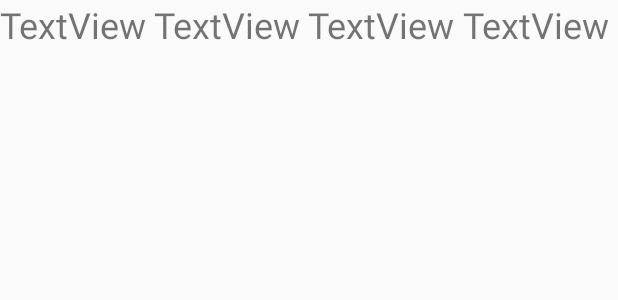
After one commit to q524936601/Library, an Android app: the layout list_item.xml on its own in the app's theme, with its tools: preview values and no code run, on a phone screen of 412 x 824 dp. The commit adds this screen. Shown: the top 300 px of the screen. Run offline under Robolectric (Android 15) with nearby library versions, the phone set to English and light mode, and no system bars.

Commit message:
适配器与功能

```diff
--- a/app/src/main/AndroidManifest.xml
+++ b/app/src/main/AndroidManifest.xml
@@ -16,11 +16,9 @@
                 <category android:name="android.intent.category.LAUNCHER" />
             </intent-filter>
         </activity>
-        <activity android:name=".dengluActivity" />
-        <activity android:name=".GuanLiYuanActivity" />
         <activity android:name=".TJshujiActivity" />
-        <activity android:name=".ChaXunActivity" />
-        <activity android:name=".GuanlidengActivity"></activity>
+        <activity android:name=".ChaxunActivity" >
+        </activity>
     </application>
 
 </manifest>
--- a/app/src/main/java/com/example/stu/library/MainActivity.java
+++ b/app/src/main/java/com/example/stu/library/MainActivity.java
@@ -6,6 +6,7 @@ import android.support.v7.app.AppCompatActivity;
 import android.os.Bundle;
 import android.view.View;
 import android.widget.Button;
+import android.widget.ListView;
 
 public class MainActivity extends AppCompatActivity {
     Button btntianjia,btnchaxun,btnexit,btnshanchu;
@@ -22,6 +23,7 @@ public class MainActivity extends AppCompatActivity {
                 startActivity(intent);
             }
         });
+
         btnchaxun=findViewById(R.id.btn_main_chaxun);
         btnchaxun.setOnClickListener(new View.OnClickListener() {
             @Override
@@ -34,7 +36,8 @@ public class MainActivity extends AppCompatActivity {
         btnshanchu.setOnClickListener(new View.OnClickListener() {
             @Override
             public void onClick(View v) {
-                Intent intent=new Intent(MainActivity.this,ChaxunActivity.class);
+                Intent intent=new Intent();
+                intent.setClass(MainActivity.this,ChaxunActivity.class);
                 startActivity(intent);
             }
         });
--- /dev/null
+++ b/app/src/main/res/layout/list_item.xml
@@ -0,0 +1,37 @@
+<?xml version="1.0" encoding="utf-8"?>
+<LinearLayout xmlns:android="http://schemas.android.com/apk/res/android"
+    android:layout_width="match_parent"
+    android:layout_height="match_parent">
+
+    <TextView
+        android:id="@+id/tv_listitem_bianhao"
+        android:layout_width="wrap_content"
+        android:layout_height="wrap_content"
+        android:layout_weight="1"
+        android:text="TextView"
+        android:textSize="24sp" />
+
+    <TextView
+        android:id="@+id/tv_listitem_shuming"
+        android:layout_width="wrap_content"
+        android:layout_height="wrap_content"
+        android:layout_weight="1"
+        android:text="TextView"
+        android:textSize="24sp" />
+
+    <TextView
+        android:id="@+id/tv_listitem_zuozhe"
+        android:layout_width="wrap_content"
+        android:layout_height="wrap_content"
+        android:layout_weight="1"
+        android:text="TextView"
+        android:textSize="24sp" />
+
+    <TextView
+        android:id="@+id/tv_listitem_chubanshe"
+        android:layout_width="wrap_content"
+        android:layout_height="wrap_content"
+        android:layout_weight="1"
+        android:text="TextView"
+        android:textSize="24sp" />
+</LinearLayout>
```
Also changed, not shown: app/src/main/java/com/example/stu/library/Adapter.java (+77 -0 lines), app/src/main/res/layout/activity_chaxun.xml (+15 -16 lines).
